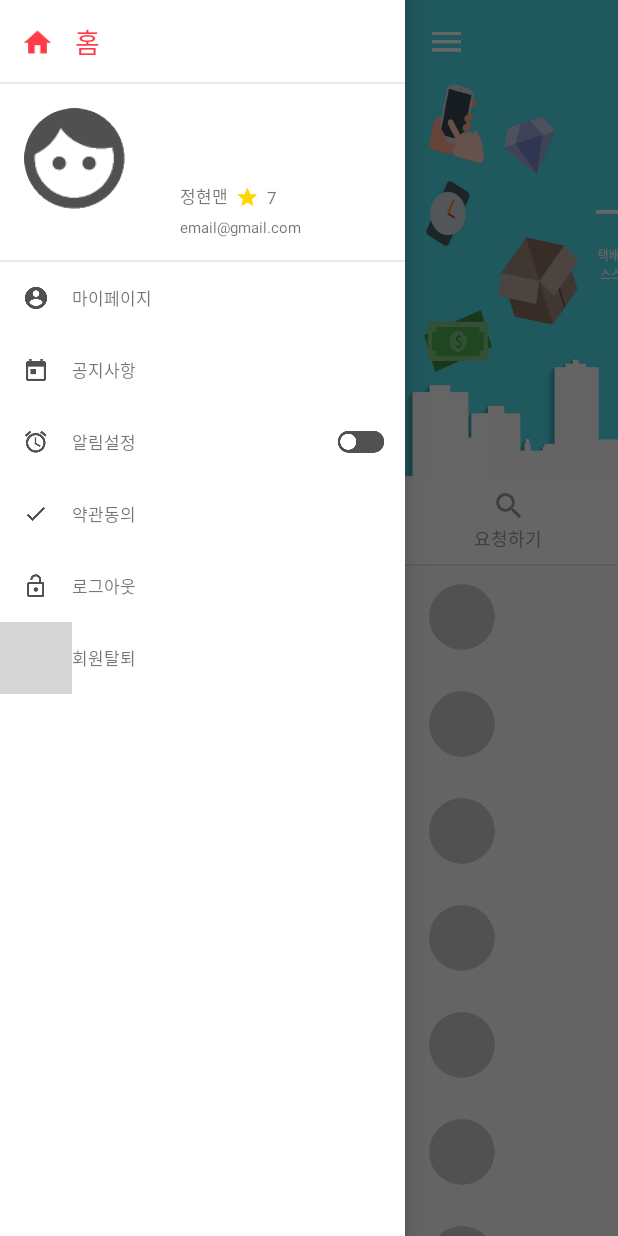
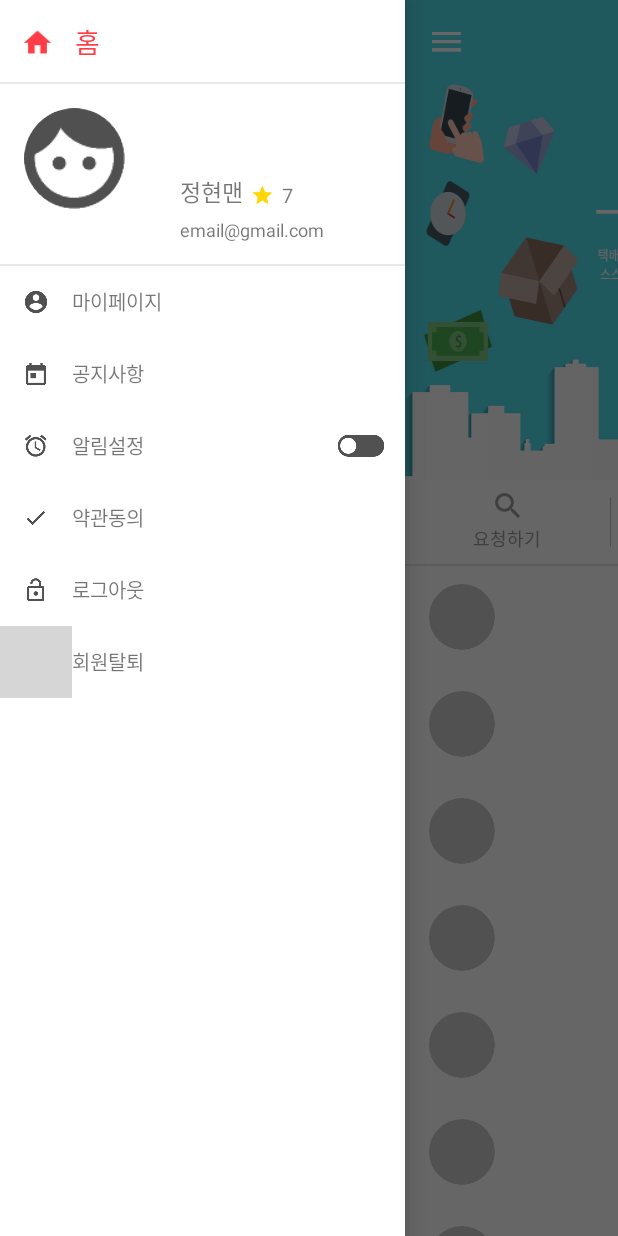
Before and after one commit to YongWoonJi/Sender, an Android app: the MainActivity screen opened directly, with no data from a screen before it, with the side drawer open, on a phone screen of 412 x 824 dp. Run offline under Robolectric (Android 15) with nearby library versions, the phone set to English and light mode, and no system bars; our stand-ins replace ButterKnife; libraries missing offline, so code that uses them is left out: com.facebook, com.facebook.appevents, com.yqritc.recyclerviewflexibledivider; plain views replace RoundedImageView; pictures from the network do not load; 6 statements that could not run were skipped; grey boxes are pictures that could not be loaded.

Commit message:
09.12 - update222

```diff
--- a/app/src/main/java/com/sender/team/sender/MainActivity.java
+++ b/app/src/main/java/com/sender/team/sender/MainActivity.java
@@ -13,7 +13,6 @@ import android.os.Looper;
 import android.support.design.widget.AppBarLayout;
 import android.support.design.widget.CoordinatorLayout;
 import android.support.design.widget.FloatingActionButton;
-import android.support.design.widget.TabLayout;
 import android.support.v4.content.ContextCompat;
 import android.support.v4.view.GravityCompat;
 import android.support.v4.view.MenuItemCompat;
@@ -38,6 +37,7 @@ import android.view.animation.Animation;
 import android.view.animation.AnimationUtils;
 import android.widget.Button;
 import android.widget.ImageView;
+import android.widget.LinearLayout;
 import android.widget.RelativeLayout;
 import android.widget.TextView;
 import android.widget.Toast;
@@ -89,7 +89,7 @@ public class MainActivity extends AppCompatActivity implements View.OnClickListe
     RelativeLayout naviFragment;
 
     @BindView(R.id.tab)
-    TabLayout tabs;
+    LinearLayout tabs;
 
     @BindView(R.id.rv_list)
     RecyclerView listView;
@@ -117,6 +117,40 @@ public class MainActivity extends AppCompatActivity implements View.OnClickListe
 
     @BindView(R.id.fab3)
     FloatingActionButton fab3;
+
+    @BindView(R.id.image_icon1)
+    ImageView tabIcon1;
+
+    @BindView(R.id.image_icon2)
+    ImageView tabIcon2;
+
+    @BindView(R.id.image_icon3)
+    ImageView tabIcon3;
+
+    @BindView(R.id.text_menu_title1)
+    TextView textMenu1;
+
+    @BindView(R.id.text_menu_title2)
+    TextView textMenu2;
+
+    @BindView(R.id.text_menu_title3)
+    TextView textMenu3;
+
+    @BindView(R.id.indicator1)
+    View indicator1;
+
+    @BindView(R.id.indicator2)
+    View indicator2;
+
+    @BindView(R.id.tab1)
+    LinearLayout tab1;
+
+    @BindView(R.id.tab2)
+    LinearLayout tab2;
+
+    @BindView(R.id.tab3)
+    LinearLayout tab3;
+
 
     int index;
     Runnable runnable = new Runnable() {
@@ -235,81 +269,38 @@ public class MainActivity extends AppCompatActivity implements View.OnClickListe
     }
 
 
-    ImageView tabIcon1;
-    ImageView tabIcon2;
-    ImageView tabIcon3;
-    TextView textMenu1;
-    TextView textMenu2;
-    TextView textMenu3;
+
     private void initTabLayout() {
-        View view = LayoutInflater.from(this).inflate(R.layout.view_tabs, null);
-        tabIcon1 = (ImageView) view.findViewById(R.id.image_icon);
         tabIcon1.setImageResource(R.drawable.btn_tab01_icon);
-        textMenu1 = (TextView) view.findViewById(R.id.text_menu_title);
         textMenu1.setText("요청하기");
-        tabs.addTab(tabs.newTab().setCustomView(view).setTag(TAB1));
 
-        view = LayoutInflater.from(this).inflate(R.layout.view_tabs, null);
-        tabIcon2 = (ImageView) view.findViewById(R.id.image_icon);
         tabIcon2.setImageResource(R.drawable.btn_tab02_icon);
-        textMenu2 = (TextView) view.findViewById(R.id.text_menu_title);
         textMenu2.setText("배송하기");
-        tabs.addTab(tabs.newTab().setCustomView(view).setTag(TAB2));
 
-        view = LayoutInflater.from(this).inflate(R.layout.view_tabs, null);
-        tabIcon3 = (ImageView) view.findViewById(R.id.image_icon);
         tabIcon3.setImageResource(R.drawable.btn_tab03_icon);
-        textMenu3 = (TextView) view.findViewById(R.id.text_menu_title);
         textMenu3.setText("마이페이지");
-        tabs.addTab(tabs.newTab().setCustomView(view).setTag(TAB3));
-        tabs.addOnTabSelectedListener(new TabLayout.OnTabSelectedListener() {
+
+        tab1.setOnClickListener(new View.OnClickListener() {
             @Override
-            public void onTabSelected(TabLayout.Tab tab) {
-                switch (tab.getPosition()) {
-                    case 0:{
-                        Intent intent = new Intent(MainActivity.this, SendActivity.class);
-                        startActivity(intent);
-                        break;
-                    }
-                    case 1:{
-                        Intent intent = new Intent(MainActivity.this, DelivererActivity.class);
-                        startActivity(intent);
-                        break;
-                    }
+            public void onClick(View view) {
+                Intent intent = new Intent(MainActivity.this, SendActivity.class);
+                startActivity(intent);
+            }
+        });
 
-                    case 2:{
-                        Intent intent = new Intent(MainActivity.this, MyPageActivity.class);
-                        startActivity(intent);
-                        break;
-                    }
-                }
+        tab2.setOnClickListener(new View.OnClickListener() {
+            @Override
+            public void onClick(View view) {
+                Intent intent = new Intent(MainActivity.this, DelivererActivity.class);
+                startActivity(intent);
             }
+        });
 
+        tab3.setOnClickListener(new View.OnClickListener() {
             @Override
-            public void onTabUnselected(TabLayout.Tab tab) {
-
-            }
-
-            @Override
-            public void onTabReselected(TabLayout.Tab tab) {
-                switch (tab.getPosition()) {
-                    case 0:{
-                        Intent intent = new Intent(MainActivity.this, SendActivity.class);
-                        startActivity(intent);
-                        break;
-                    }
-                    case 1:{
-                        Intent intent = new Intent(MainActivity.this, DelivererActivity.class);
-                        startActivity(intent);
-                        break;
-                    }
-
-                    case 2:{
-                        Intent intent = new Intent(MainActivity.this, MyPageActivity.class);
-                        startActivity(intent);
-                        break;
-                    }
-                }
+            public void onClick(View view) {
+                Intent intent = new Intent(MainActivity.this, MyPageActivity.class);
+                startActivity(intent);
             }
         });
     }
@@ -387,6 +378,8 @@ public class MainActivity extends AppCompatActivity implements View.OnClickListe
         textMenu1.setTextColor(Color.rgb(value, value, value));
         textMenu2.setTextColor(Color.rgb(value, value, value));
         textMenu3.setTextColor(Color.rgb(value, value, value));
+        indicator1.setBackgroundColor(Color.argb(150, value, value, value));
+        indicator2.setBackgroundColor(Color.argb(150, value, value, value));
     }
 
     ChattingListData data;
@@ -492,7 +485,6 @@ public class MainActivity extends AppCompatActivity implements View.OnClickListe
             public void onClick(View view) {
                 LayoutInflater inflater= getLayoutInflater();
                 view = inflater.inflate(R.layout.view_main_version, null);
-                Toast.makeText(MainActivity.this, "정현이", Toast.LENGTH_SHORT).show();
                 AlertDialog.Builder builder = new AlertDialog.Builder(MainActivity.this);
                 builder.setView(view);
                 final AlertDialog dialog = builder.create();
@@ -570,6 +562,8 @@ public class MainActivity extends AppCompatActivity implements View.OnClickListe
                     @Override
                     public void onSuccess(NetworkRequest<NetworkResult<String>> request, NetworkResult<String> result) {
                         if (!TextUtils.isEmpty(result.getResult())) {
+                            PropertyManager.getInstance().setFacebookId("");
+                            PropertyManager.getInstance().setUserData(null);
                             Toast.makeText(MainActivity.this, "정상적으로 탈퇴되었습니다", Toast.LENGTH_SHORT).show();
                             Intent intent = new Intent(MainActivity.this, SplashActivity.class);
                             startActivity(intent);
--- a/app/src/main/res/layout/app_bar_main.xml
+++ b/app/src/main/res/layout/app_bar_main.xml
@@ -22,7 +22,7 @@
                 android:layout_width="match_parent"
                 android:layout_height="wrap_content"
                 app:layout_collapseMode="parallax"
-                app:layout_collapseParallaxMultiplier="0.7">
+                app:layout_collapseParallaxMultiplier="0.8">
 
                 <android.support.v4.view.ViewPager
                     android:id="@+id/viewPager"
@@ -63,13 +63,112 @@
             </android.support.v7.widget.Toolbar>
         </android.support.design.widget.CollapsingToolbarLayout>
 
-        <android.support.design.widget.TabLayout
+        <!--<android.support.design.widget.TabLayout-->
+            <!--android:id="@+id/tab"-->
+            <!--android:layout_width="match_parent"-->
+            <!--android:layout_height="56dp"-->
+            <!--android:background="@color/whitebg"-->
+            <!--app:tabIndicatorColor="@null"-->
+            <!--app:tabMode="fixed" />-->
+        <LinearLayout
             android:id="@+id/tab"
+            android:orientation="horizontal"
             android:layout_width="match_parent"
-            android:layout_height="56dp"
-            android:background="@color/whitebg"
-            app:tabIndicatorColor="@null"
-            app:tabMode="fixed" />
+            android:layout_height="56dp">
+
+            <LinearLayout
+                android:id="@+id/tab1"
+                android:orientation="vertical"
+                android:layout_width="0dp"
+                android:layout_height="wrap_content"
+                android:layout_gravity="center_vertical"
+                android:layout_weight="1">
+
+                <ImageView
+                    android:layout_width="wrap_content"
+                    android:layout_height="wrap_content"
+                    android:id="@+id/image_icon1"
+                    android:layout_gravity="center_horizontal" />
+
+                <TextView
+                    android:layout_width="wrap_content"
+                    android:layout_height="wrap_content"
+                    android:text="New Text"
+                    android:textSize="12sp"
+                    android:textColor="@color/whitefont"
+                    android:id="@+id/text_menu_title1"
+                    android:gravity="center"
+                    android:layout_marginTop="3dp"
+                    android:layout_gravity="center_horizontal" />
+            </LinearLayout>
+
+            <View
+                android:id="@+id/indicator1"
+                android:layout_width="1px"
+                android:layout_height="33dp"
+                android:background="@color/whitebg"
+                android:layout_gravity="center_vertical"/>
+
+            <LinearLayout
+                android:id="@+id/tab2"
+                android:orientation="vertical"
+                android:layout_width="0dp"
+                android:layout_height="wrap_content"
+                android:layout_gravity="center_vertical"
+                android:layout_weight="1">
+
+                <ImageView
+                    android:layout_width="wrap_content"
+                    android:layout_height="wrap_content"
+                    android:id="@+id/image_icon2"
+                    android:layout_gravity="center_horizontal" />
+
+                <TextView
+                    android:layout_width="wrap_content"
+                    android:layout_height="wrap_content"
+                    android:text="New Text"
+                    android:textSize="12sp"
+                    android:textColor="@color/whitefont"
+                    android:id="@+id/text_menu_title2"
+                    android:gravity="center"
+                    android:layout_marginTop="3dp"
+                    android:layout_gravity="center_horizontal" />
+            </LinearLayout>
+
+            <View
+                android:id="@+id/indicator2"
+                android:layout_width="1px"
+                android:layout_height="33dp"
+                android:background="@color/whitebg"
+                android:layout_gravity="center_vertical"/>
+
+            <LinearLayout
+                android:id="@+id/tab3"
+                android:orientation="vertical"
+                android:layout_width="0dp"
+                android:layout_height="wrap_content"
+                android:layout_gravity="center_vertical"
+                android:layout_weight="1">
+
+                <ImageView
+                    android:layout_width="wrap_content"
+                    android:layout_height="wrap_content"
+                    android:id="@+id/image_icon3"
+                    android:layout_gravity="center_horizontal" />
+
+                <TextView
+                    android:layout_width="wrap_content"
+                    android:layout_height="wrap_content"
+                    android:text="New Text"
+                    android:textSize="12sp"
+                    android:textColor="@color/whitefont"
+                    android:id="@+id/text_menu_title3"
+                    android:gravity="center"
+                    android:layout_marginTop="3dp"
+                    android:layout_gravity="center_horizontal" />
+            </LinearLayout>
+
+        </LinearLayout>
 
     </android.support.design.widget.AppBarLayout>
 
@@ -78,6 +177,7 @@
         android:layout_width="match_parent"
         android:layout_height="match_parent"
         android:overScrollMode="never"
+        android:background="@color/whitebg"
         app:layout_behavior="@string/appbar_scrolling_view_behavior" />
 
     <View
--- a/app/src/main/res/layout/view_chatting_list.xml
+++ b/app/src/main/res/layout/view_chatting_list.xml
@@ -21,8 +21,7 @@
         android:layout_height="wrap_content"
         android:text="New Text"
         android:id="@+id/text_name"
-        android:textSize="11sp"
-        android:textStyle="bold"
+        android:textSize="14sp"
         android:textColor="@color/black"
         android:layout_alignTop="@+id/image_profile"
         android:layout_toRightOf="@+id/image_profile"
@@ -33,7 +32,7 @@
         android:layout_height="wrap_content"
         android:text="New Text"
         android:id="@+id/text_message"
-        android:textSize="10sp"
+        android:textSize="12sp"
         android:textColor="@color/font_gray"
         android:layout_alignBottom="@+id/image_profile"
         android:layout_alignLeft="@+id/text_name"
--- a/app/src/main/res/layout/view_dialog_auth.xml
+++ b/app/src/main/res/layout/view_dialog_auth.xml
@@ -1,7 +1,7 @@
 <?xml version="1.0" encoding="utf-8"?>
 <LinearLayout xmlns:android="http://schemas.android.com/apk/res/android"
     android:orientation="vertical" android:layout_width="match_parent"
-    android:layout_height="match_parent"
+    android:layout_height="wrap_content"
     >
 
     <TextView
--- a/app/src/main/res/layout/view_group.xml
+++ b/app/src/main/res/layout/view_group.xml
@@ -19,7 +19,7 @@
         android:layout_width="100dp"
         android:layout_height="match_parent"
         android:text="New Text"
-        android:textSize="11sp"
+        android:textSize="13sp"
         android:id="@+id/text_title"
         android:layout_alignBottom="@+id/image_group_icon"
         android:layout_toRightOf="@+id/image_group_icon"
--- a/app/src/main/res/layout/view_header.xml
+++ b/app/src/main/res/layout/view_header.xml
@@ -62,14 +62,14 @@
         android:layout_alignParentStart="true"
         android:layout_alignParentLeft="true"
         android:layout_marginBottom="16dp"
-        android:textSize="10sp" />
+        android:textSize="12sp" />
 
     <TextView
         android:layout_width="wrap_content"
         android:layout_height="wrap_content"
         android:text="정현맨"
         android:id="@+id/text_userName"
-        android:textSize="11sp"
+        android:textSize="15sp"
         android:layout_alignBottom="@+id/image_profile"
         android:layout_alignLeft="@+id/text_header_email"
         android:layout_alignStart="@+id/text_header_email" />
@@ -82,7 +82,8 @@
         android:layout_above="@+id/text_header_email"
         android:layout_toRightOf="@+id/text_userName"
         android:layout_toEndOf="@+id/text_userName"
-        android:layout_marginLeft="5dp" />
+        android:layout_marginLeft="5dp"
+        android:layout_marginBottom="1dp" />
 
     <TextView
         android:layout_width="wrap_content"
@@ -93,7 +94,7 @@
         android:layout_toRightOf="@+id/imageView10"
         android:layout_toEndOf="@+id/imageView10"
         android:layout_marginLeft="5dp"
-        android:textSize="11sp" />
+        android:textSize="13sp" />
 
     <View
         android:layout_width="match_parent"
--- a/app/src/main/res/layout/view_tabs.xml
+++ /dev/null
@@ -1,22 +0,0 @@
-<?xml version="1.0" encoding="utf-8"?>
-<LinearLayout xmlns:android="http://schemas.android.com/apk/res/android"
-    android:orientation="vertical" android:layout_width="wrap_content"
-    android:layout_height="wrap_content">
-
-    <ImageView
-        android:layout_width="wrap_content"
-        android:layout_height="wrap_content"
-        android:id="@+id/image_icon"
-        android:layout_gravity="center_horizontal" />
-
-    <TextView
-        android:layout_width="wrap_content"
-        android:layout_height="wrap_content"
-        android:text="New Text"
-        android:textSize="12sp"
-        android:textColor="@color/whitefont"
-        android:id="@+id/text_menu_title"
-        android:gravity="center"
-        android:layout_marginTop="3dp"
-        android:layout_gravity="center_horizontal" />
-</LinearLayout>
```
